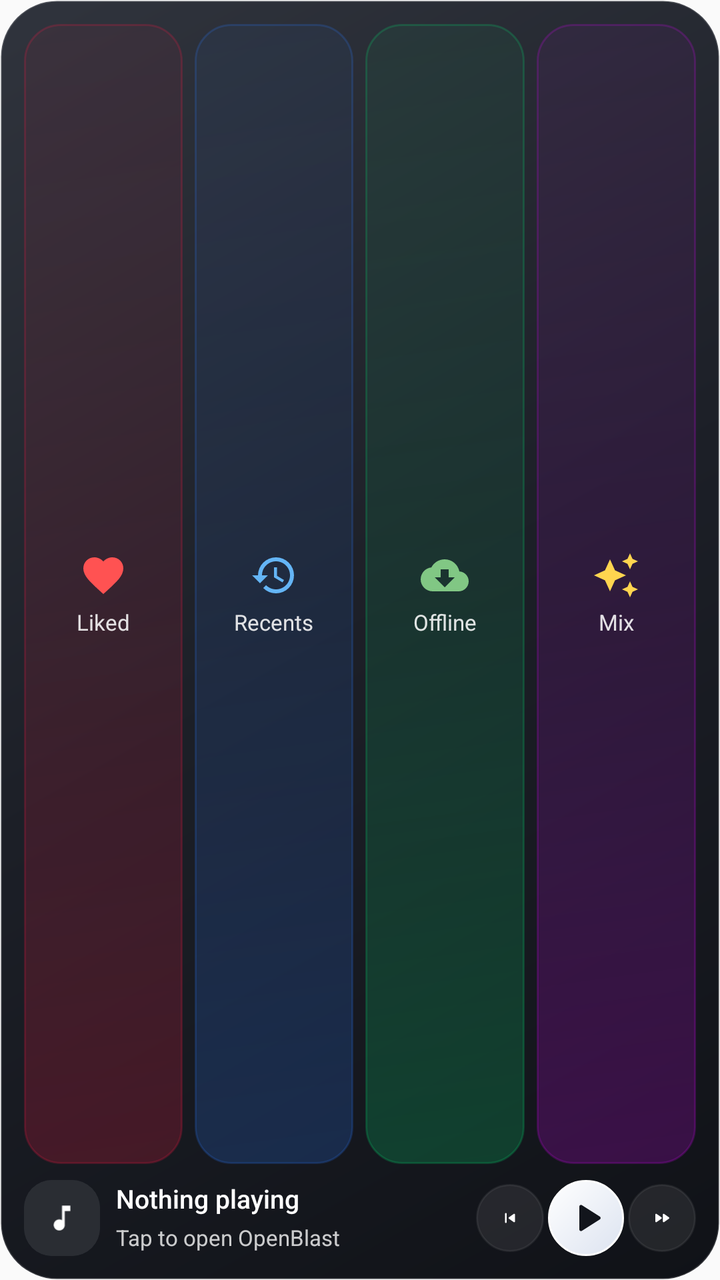
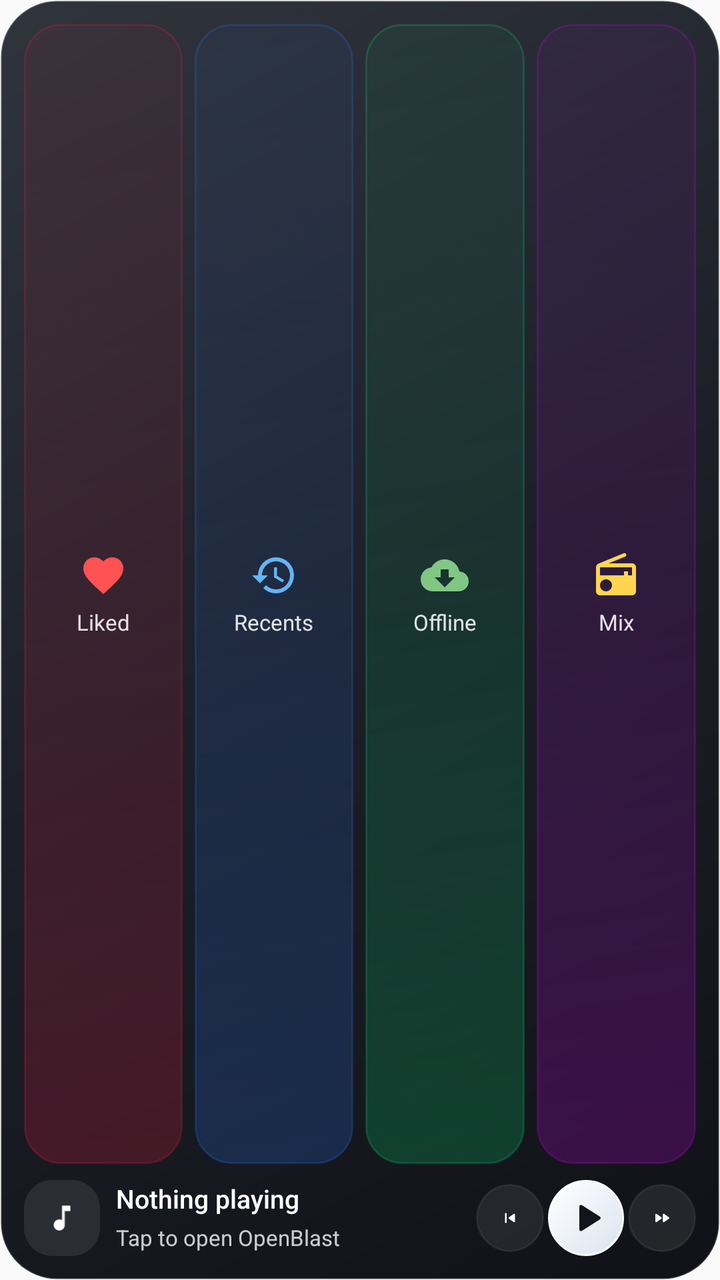

An Android layout rendered at two revisions. The XML below is the earlier revision; the diff shows what the commit changed to produce the second picture.
<!-- AndroidManifest.xml: application theme Theme.OpenTune -->
<!-- res/layout/widget_speed_dial.xml -->
<?xml version="1.0" encoding="utf-8"?>
<LinearLayout xmlns:android="http://schemas.android.com/apk/res/android"
    xmlns:tools="http://schemas.android.com/tools"
    android:id="@+id/widget_root"
    android:layout_width="match_parent"
    android:layout_height="match_parent"
    android:background="@drawable/widget_background"
    android:orientation="vertical"
    android:padding="12dp">

    
    <LinearLayout
        android:layout_width="match_parent"
        android:layout_height="0dp"
        android:layout_weight="1"
        android:gravity="center"
        android:orientation="horizontal">

        
        <LinearLayout
            android:id="@+id/widget_slot_liked"
            android:layout_width="0dp"
            android:layout_height="match_parent"
            android:layout_marginEnd="6dp"
            android:layout_weight="1"
            android:background="@drawable/widget_tile_liked"
            android:gravity="center"
            android:orientation="vertical"
            android:padding="6dp">

            <ImageView
                android:layout_width="24dp"
                android:layout_height="24dp"
                android:importantForAccessibility="no"
                android:src="@drawable/ic_widget_heart_filled"
                android:tint="#FFFF5252"
                tools:ignore="UseAppTint" />

            <TextView
                android:layout_width="wrap_content"
                android:layout_height="wrap_content"
                android:layout_marginTop="4dp"
                android:singleLine="true"
                android:text="Liked"
                android:textColor="#DDFFFFFF"
                android:textSize="11sp" />
        </LinearLayout>

        
        <LinearLayout
            android:id="@+id/widget_slot_history"
            android:layout_width="0dp"
            android:layout_height="match_parent"
            android:layout_marginEnd="6dp"
            android:layout_weight="1"
            android:background="@drawable/widget_tile_history"
            android:gravity="center"
            android:orientation="vertical"
            android:padding="6dp">

            <ImageView
                android:layout_width="24dp"
                android:layout_height="24dp"
                android:importantForAccessibility="no"
                android:src="@drawable/ic_widget_history"
                android:tint="#FF64B5F6"
                tools:ignore="UseAppTint" />

            <TextView
                android:layout_width="wrap_content"
                android:layout_height="wrap_content"
                android:layout_marginTop="4dp"
                android:singleLine="true"
                android:text="Recents"
                android:textColor="#DDFFFFFF"
                android:textSize="11sp" />
        </LinearLayout>

        
        <LinearLayout
            android:id="@+id/widget_slot_downloads"
            android:layout_width="0dp"
            android:layout_height="match_parent"
            android:layout_marginEnd="6dp"
            android:layout_weight="1"
            android:background="@drawable/widget_tile_downloads"
            android:gravity="center"
            android:orientation="vertical"
            android:padding="6dp">

            <ImageView
                android:layout_width="24dp"
                android:layout_height="24dp"
                android:importantForAccessibility="no"
                android:src="@drawable/ic_widget_download"
                android:tint="#FF81C784"
                tools:ignore="UseAppTint" />

            <TextView
                android:layout_width="wrap_content"
                android:layout_height="wrap_content"
                android:layout_marginTop="4dp"
                android:singleLine="true"
                android:text="Offline"
                android:textColor="#DDFFFFFF"
                android:textSize="11sp" />
        </LinearLayout>

        
        <LinearLayout
            android:id="@+id/widget_slot_supermix"
            android:layout_width="0dp"
            android:layout_height="match_parent"
            android:layout_weight="1"
            android:background="@drawable/widget_tile_supermix"
            android:gravity="center"
            android:orientation="vertical"
            android:padding="6dp">

            <ImageView
                android:layout_width="24dp"
                android:layout_height="24dp"
                android:importantForAccessibility="no"
                android:src="@drawable/ic_widget_sparkle"
                android:tint="#FFFFD54F"
                tools:ignore="UseAppTint" />

            <TextView
                android:layout_width="wrap_content"
                android:layout_height="wrap_content"
                android:layout_marginTop="4dp"
                android:singleLine="true"
                android:text="Mix"
                android:textColor="#DDFFFFFF"
                android:textSize="11sp" />
        </LinearLayout>
    </LinearLayout>

    
    <LinearLayout
        android:layout_width="match_parent"
        android:layout_height="wrap_content"
        android:layout_marginTop="8dp"
        android:gravity="center_vertical"
        android:orientation="horizontal">

        <ImageView
            android:id="@+id/widget_cover"
            android:layout_width="38dp"
            android:layout_height="38dp"
            android:background="@drawable/widget_artwork_background"
            android:clipToOutline="true"
            android:importantForAccessibility="no"
            android:scaleType="centerCrop"
            android:src="@drawable/ic_widget_cover" />

        <LinearLayout
            android:layout_width="0dp"
            android:layout_height="wrap_content"
            android:layout_marginStart="8dp"
            android:layout_marginEnd="6dp"
            android:layout_weight="1"
            android:orientation="vertical">

            <TextView
                android:id="@+id/widget_title"
                style="@style/WidgetTitle"
                android:ellipsize="marquee"
                android:singleLine="true"
                android:text="@string/widget_nothing_playing"
                android:textSize="13sp" />

            <TextView
                android:id="@+id/widget_artist"
                style="@style/WidgetArtist"
                android:ellipsize="end"
                android:singleLine="true"
                android:text="@string/widget_open"
                android:textSize="11sp" />
        </LinearLayout>

        <ImageButton
            android:id="@+id/widget_previous"
            style="@style/WidgetButton"
            android:layout_width="34dp"
            android:layout_height="34dp"
            android:contentDescription="@string/widget_previous"
            android:src="@drawable/ic_widget_previous" />

        <ImageButton
            android:id="@+id/widget_play"
            android:layout_width="38dp"
            android:layout_height="38dp"
            android:layout_marginStart="2dp"
            android:background="@drawable/widget_play_background"
            android:contentDescription="@string/widget_play"
            android:padding="9dp"
            android:scaleType="fitCenter"
            android:src="@drawable/ic_widget_play"
            android:tint="#FF12151C"
            tools:ignore="UseAppTint" />

        <ImageButton
            android:id="@+id/widget_next"
            style="@style/WidgetButton"
            android:layout_width="34dp"
            android:layout_height="34dp"
            android:layout_marginStart="2dp"
            android:contentDescription="@string/widget_next"
            android:src="@drawable/ic_widget_next" />
    </LinearLayout>
</LinearLayout>
<!-- resources referenced by this layout -->
<resources>
  <!-- drawable ic_widget_play (drawable) -->
  <vector xmlns:android="http://schemas.android.com/apk/res/android"
      android:width="24dp" android:height="24dp" android:viewportWidth="24" android:viewportHeight="24">
      <path android:fillColor="#FFFFFFFF" android:pathData="M8,5.14v13.72c0,0.79 0.87,1.27 1.54,0.84l10.78,-6.86c0.62,-0.39 0.62,-1.29 0,-1.69L9.54,4.3C8.87,3.87 8,4.35 8,5.14z" />
  </vector>
  <!-- drawable ic_widget_sparkle (drawable) -->
  <?xml version="1.0" encoding="utf-8"?>
  <vector xmlns:android="http://schemas.android.com/apk/res/android"
      android:width="24dp"
      android:height="24dp"
      android:viewportWidth="24"
      android:viewportHeight="24">
      <path
          android:fillColor="#FFFFFFFF"
          android:pathData="M19,9l1.25,-2.75L23,5l-2.75,-1.25L19,1l-1.25,2.75L15,5l2.75,1.25L19,9zm-7.5,0.5L9,4 6.5,9.5 1,12l5.5,2.5L9,20l2.5,-5.5L17,12l-5.5,-2.5zM19,15l-1.25,2.75L15,19l2.75,1.25L19,23l1.25,-2.75L23,19l-2.75,-1.25L19,15z" />
  </vector>
  <!-- drawable widget_artwork_background (drawable) -->
  <?xml version="1.0" encoding="utf-8"?>
  <shape xmlns:android="http://schemas.android.com/apk/res/android" android:shape="rectangle">
      <solid android:color="#FF292D36" />
      <corners android:radius="14dp" />
  </shape>
  <!-- drawable widget_play_background (drawable) -->
  <?xml version="1.0" encoding="utf-8"?>
  <ripple xmlns:android="http://schemas.android.com/apk/res/android" android:color="#22000000">
      <item><shape android:shape="oval"><gradient android:angle="315" android:startColor="#FFFFFFFF" android:endColor="#FFDCE3F0" /><stroke android:width="1dp" android:color="#FFFFFFFF" /></shape></item>
  </ripple>
  <!-- drawable widget_tile_liked (drawable) -->
  <?xml version="1.0" encoding="utf-8"?>
  <shape xmlns:android="http://schemas.android.com/apk/res/android" android:shape="rectangle">
      <gradient android:angle="135" android:startColor="#33FF1744" android:centerColor="#1AFF1744" android:endColor="#0DFF1744" />
      <corners android:radius="18dp" />
      <stroke android:width="1dp" android:color="#33FF1744" />
  </shape>
  <string name="widget_next">Next</string>
  <string name="widget_nothing_playing">Nothing playing</string>
  <string name="widget_open">Tap to open OpenBlast</string>
  <string name="widget_play">Play</string>
  <string name="widget_previous">Previous</string>
  <style name="WidgetArtist" parent="WidgetTitle">
          <item name="android:fontFamily">sans-serif</item>
          <item name="android:textColor">#C7FFFFFF</item>
          <item name="android:textSize">13sp</item>
          <item name="android:layout_marginTop">5dp</item>
      </style>
  <style name="WidgetButton">
          <item name="android:layout_width">48dp</item>
          <item name="android:layout_height">48dp</item>
          <item name="android:background">@drawable/widget_control_background</item>
          <item name="android:padding">12dp</item>
          <item name="android:scaleType">fitCenter</item>
      </style>
  <style name="Theme.OpenTune" parent="android:Theme.Material.Light.NoActionBar" />
  <!-- drawable ic_widget_music (drawable) -->
  <vector xmlns:android="http://schemas.android.com/apk/res/android"
      android:width="24dp" android:height="24dp" android:viewportWidth="24" android:viewportHeight="24">
      <path android:fillColor="#FFFFFFFF" android:pathData="M12,3v10.55c-0.59,-0.34 -1.27,-0.55 -2,-0.55c-2.21,0 -4,1.79 -4,4s1.79,4 4,4s4,-1.79 4,-4V7h4V3H12z" />
  </vector>
  <!-- drawable widget_control_background (drawable) -->
  <?xml version="1.0" encoding="utf-8"?>
  <ripple xmlns:android="http://schemas.android.com/apk/res/android" android:color="#33FFFFFF">
      <item><shape android:shape="oval"><solid android:color="#14FFFFFF" /><stroke android:width="1dp" android:color="#12FFFFFF" /></shape></item>
  </ripple>
  <!-- unchanged entries left out for length: 11 -->
</resources>

<!-- the commit's change to res/layout/widget_speed_dial.xml (unified diff, before → after) -->
@@ -121,7 +121,7 @@
                 android:layout_width="24dp"
                 android:layout_height="24dp"
                 android:importantForAccessibility="no"
-                android:src="@drawable/ic_widget_sparkle"
+                android:src="@drawable/ic_widget_radio"
                 android:tint="#FFFFD54F"
                 tools:ignore="UseAppTint" />
 
<!-- resource entries referenced after the edit -->
@@ -5,7 +5,7 @@
       android:width="24dp" android:height="24dp" android:viewportWidth="24" android:viewportHeight="24">
       <path android:fillColor="#FFFFFFFF" android:pathData="M8,5.14v13.72c0,0.79 0.87,1.27 1.54,0.84l10.78,-6.86c0.62,-0.39 0.62,-1.29 0,-1.69L9.54,4.3C8.87,3.87 8,4.35 8,5.14z" />
   </vector>
-  <!-- drawable ic_widget_sparkle (drawable) -->
+  <!-- drawable ic_widget_radio (drawable) -->
   <?xml version="1.0" encoding="utf-8"?>
   <vector xmlns:android="http://schemas.android.com/apk/res/android"
       android:width="24dp"
@@ -14,7 +14,7 @@
       android:viewportHeight="24">
       <path
           android:fillColor="#FFFFFFFF"
-          android:pathData="M19,9l1.25,-2.75L23,5l-2.75,-1.25L19,1l-1.25,2.75L15,5l2.75,1.25L19,9zm-7.5,0.5L9,4 6.5,9.5 1,12l5.5,2.5L9,20l2.5,-5.5L17,12l-5.5,-2.5zM19,15l-1.25,2.75L15,19l2.75,1.25L19,23l1.25,-2.75L23,19l-2.75,-1.25L19,15z" />
+          android:pathData="M3.24,6.15C2.51,6.43 2,7.17 2,8v12c0,1.1 0.9,2 2,2h16c1.1,0 2,-0.9 2,-2V8c0,-1.1 -0.9,-2 -2,-2H8.3l8.26,-3.34c0.47,-0.19 0.71,-0.72 0.52,-1.19 -0.19,-0.47 -0.72,-0.71 -1.19,-0.52L3.24,6.15zM7,20c-1.66,0 -3,-1.34 -3,-3s1.34,-3 3,-3 3,1.34 3,3 -1.34,3 -3,3zm13,-8h-2v-2h-2v2H4V8h16v4z" />
   </vector>
   <!-- drawable widget_artwork_background (drawable) -->
   <?xml version="1.0" encoding="utf-8"?>
